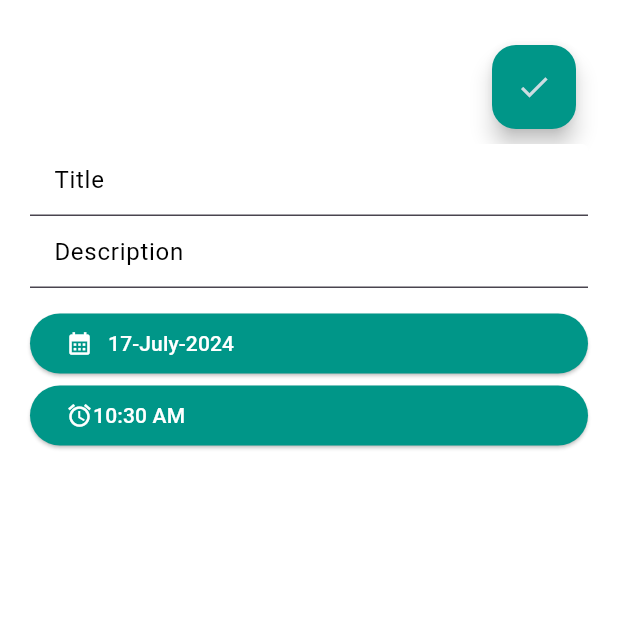
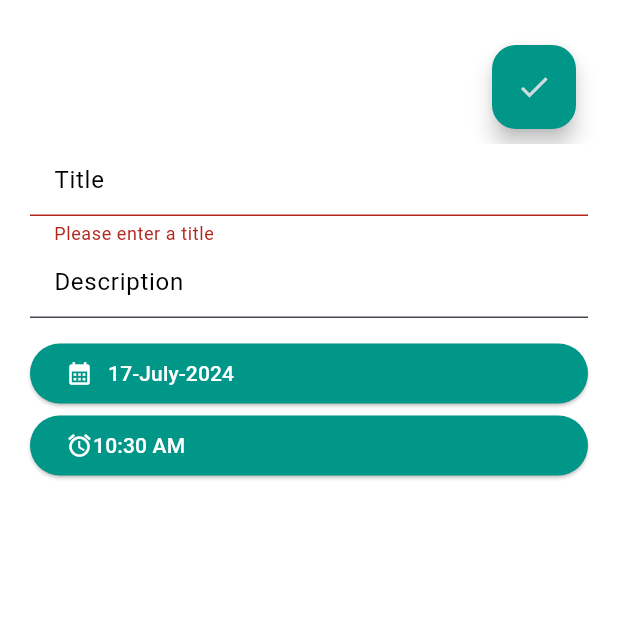
Before and after one commit to trixieo/Reminder-app, a Flutter app: the myNewreminder screen opened directly, after a tap on the "check" icon, on a phone screen of 412 x 824 dp, the top half of it. Run offline on Flutter 3.47's test engine with Material 3 defaults, Android fonts, the phone set to English and light mode, and no system bars.

Commit message:
more changes to the new reminder page
I'm nearly done with the new reminders page

```diff
--- a/reminder_app/lib/main.dart
+++ b/reminder_app/lib/main.dart
@@ -73,9 +73,7 @@ class MyApp extends StatelessWidget{
 
 }
 class MyAppState extends ChangeNotifier{
-  final reminders = Map<String, List>();
-  //TODO: finish creating the new reminders page
-  //TODO: Watch the youtube video on forms
+
   DateTime now = DateTime.now();
 }
 
--- a/reminder_app/lib/newreminder.dart
+++ b/reminder_app/lib/newreminder.dart
@@ -9,8 +9,8 @@ import 'main.dart';
 class reminder{
   final String title;
   final String description;
-  final DateTime date;
-  final TimeOfDay time;
+  final String date;
+  final String time;
 
   const reminder({ required this.description, required this.date, required this.time,
     required this.title,
@@ -28,7 +28,8 @@ class NewReminder extends State<myNewreminder>{
   final titlecontroller= TextEditingController();
   final desccontroller = TextEditingController();
   final List<reminder> reminders =[];
-  String? title;
+  String title ='';
+  String description = '';
 
 
   DateTime selectedDate = DateTime.now();
@@ -77,6 +78,7 @@ class NewReminder extends State<myNewreminder>{
   var appState = context.watch<MyAppState>();
 
   String date = DateFormat('dd-MMMM-yyyy').format(selectedDate.toLocal());
+  String time = '${selectedTime.hour.toString().padLeft(2, '0')}:${selectedTime.minute.toString().padLeft(2, '0')}';
 
    return Scaffold(
      body:  Form(
@@ -89,16 +91,28 @@ class NewReminder extends State<myNewreminder>{
             padding: const EdgeInsets.only(left: 300, top: 30, right: 0),
             child: FloatingActionButton(
               onPressed: (){
+                if(_reminderkey.currentState!.validate()){
+                  _reminderkey.currentState!.save();
 
+                  setState(() {
+                    reminders.add(
+                      reminder(description: description, date: date, time: time, title: title)
+                    );
+                  });
+                }
               },
               child: Icon(Icons.check_sharp),
               ),
           ),
           //This is the title of the reminder field
+
           Padding(
             padding: const EdgeInsets.only(top: 10.0, left: 20, right: 20),
             child: TextFormField(
               controller: titlecontroller,
+              style: TextStyle(
+                color: Colors.black
+              ),
               decoration: InputDecoration(
                 filled: true,
                 fillColor: Colors.white,
@@ -107,9 +121,16 @@ class NewReminder extends State<myNewreminder>{
                 hintStyle: TextStyle(color: Colors.black)
 
               ),
-              onChanged: (value) {
-                title = value;
+              validator: (value) {
+                if (value== null || value.isEmpty){
+                  return 'Please enter a title';
+                }
+                return null;
               },
+              onSaved: (value) {
+                title= value!;
+              },
+
             ),
           ),
           //The description part
@@ -129,16 +150,25 @@ class NewReminder extends State<myNewreminder>{
                     hintStyle: TextStyle(color: Colors.black),
                     ),
                     maxLines: null,
+                    onSaved: (value) {
+                      title= value!;
+                    },
+
                 ),
+
               ),
             ),
            //This is the date selection button section
 
           Padding(
             padding: const EdgeInsets.only(left: 20, right: 20, top: 13 ),
-            child: ElevatedButton(onPressed: (){
-              DateSelection(context);
-            }, child: Row(
+            child:
+              ElevatedButton(
+                onPressed: (){
+                DateSelection(context,);
+            },
+             child:
+                   Row(
                     children:  [
                       Icon(
                        Icons.calendar_month,
@@ -148,8 +178,9 @@ class NewReminder extends State<myNewreminder>{
                       Text(
                         date,
                         style: TextStyle(
-                      color: Colors.white),)],
-
+                        color: Colors.white),
+                      )
+                    ],
                   ),
                 ),
           ),
```
Lines whose indentation alone changed are shown as unchanged.
